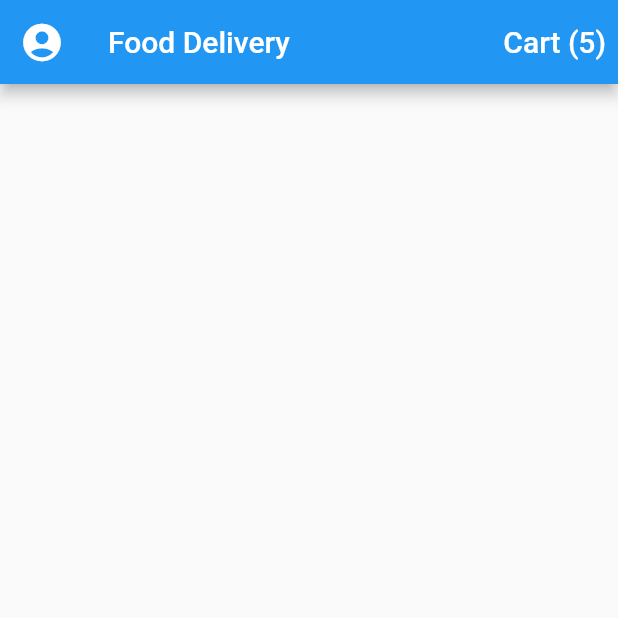
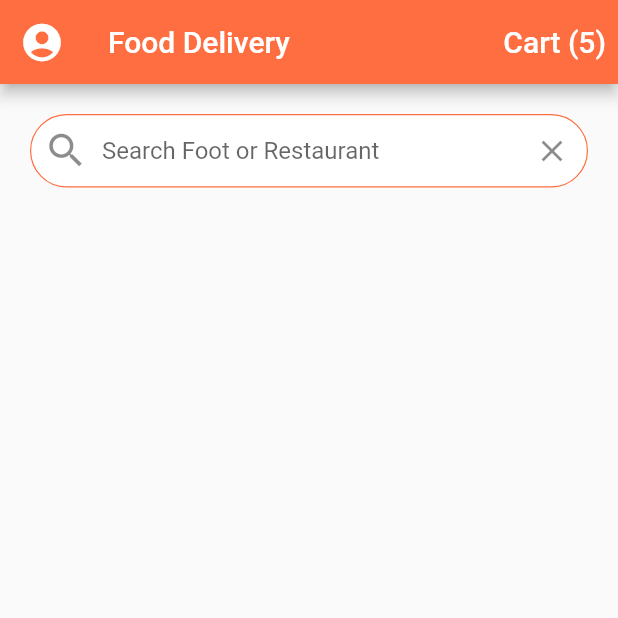
Before and after one commit to RadiRS/flutter-ui, a Flutter app: the screen it shows after launch, on a phone screen of 412 x 824 dp, the top half of it. Run offline on Flutter 3.47's test engine with Material 2 defaults, Android fonts, the phone set to English and light mode, and no system bars.

Commit message:
Added search field widget section

```diff
--- a/lib/screens/home.screen.dart
+++ b/lib/screens/home.screen.dart
@@ -13,6 +13,7 @@ class _HomeScreenState extends State<HomeScreen> {
   Widget build(BuildContext context) {
     return Scaffold(
       appBar: AppBar(
+        backgroundColor: Theme.of(context).primaryColor,
         leading: IconButton(
           icon: Icon(Icons.account_circle),
           iconSize: 30.0,
@@ -32,6 +33,40 @@ class _HomeScreenState extends State<HomeScreen> {
           ),
         ],
       ),
+      body: ListView(
+        children: [
+          Padding(
+            padding: const EdgeInsets.all(20.0),
+            child: TextField(
+              decoration: InputDecoration(
+                contentPadding: EdgeInsets.symmetric(vertical: 15.0),
+                fillColor: Colors.white,
+                filled: true,
+                border: OutlineInputBorder(
+                  borderRadius: BorderRadius.circular(30.0),
+                  borderSide: BorderSide(width: 0.8),
+                ),
+                enabledBorder: OutlineInputBorder(
+                  borderRadius: BorderRadius.circular(30.0),
+                  borderSide: BorderSide(
+                    width: 0.8,
+                    color: Theme.of(context).primaryColor,
+                  ),
+                ),
+                hintText: 'Search Foot or Restaurant',
+                prefixIcon: Icon(
+                  Icons.search,
+                  size: 30.0,
+                ),
+                suffixIcon: IconButton(
+                  icon: Icon(Icons.clear),
+                  onPressed: () {},
+                ),
+              ),
+            ),
+          ),
+        ],
+      ),
     );
   }
 }
```
